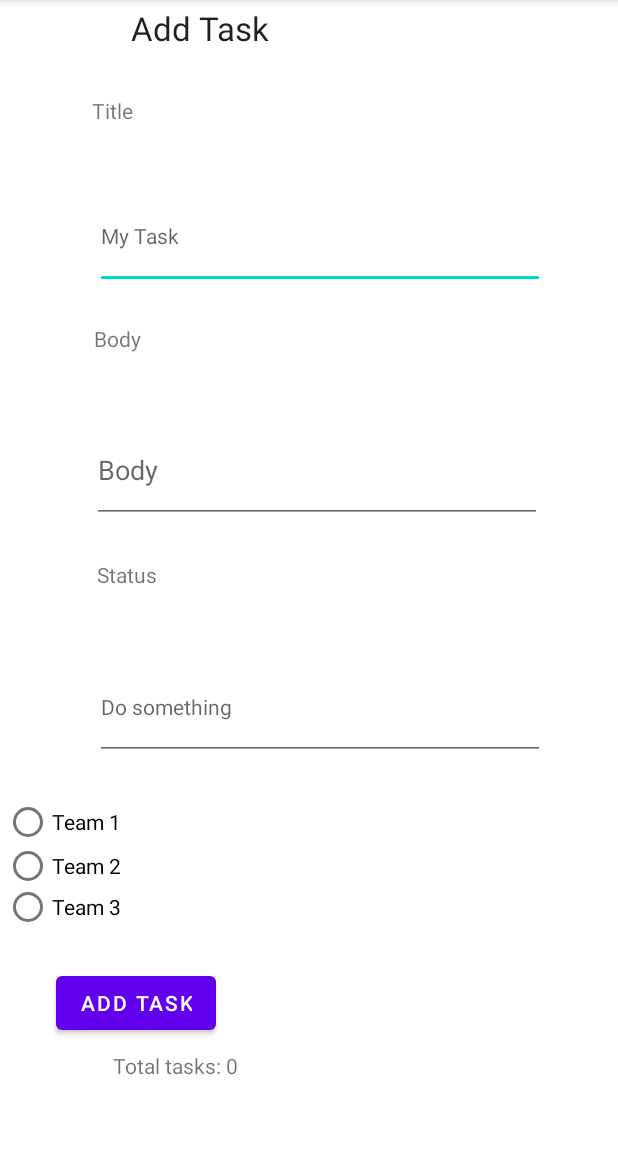
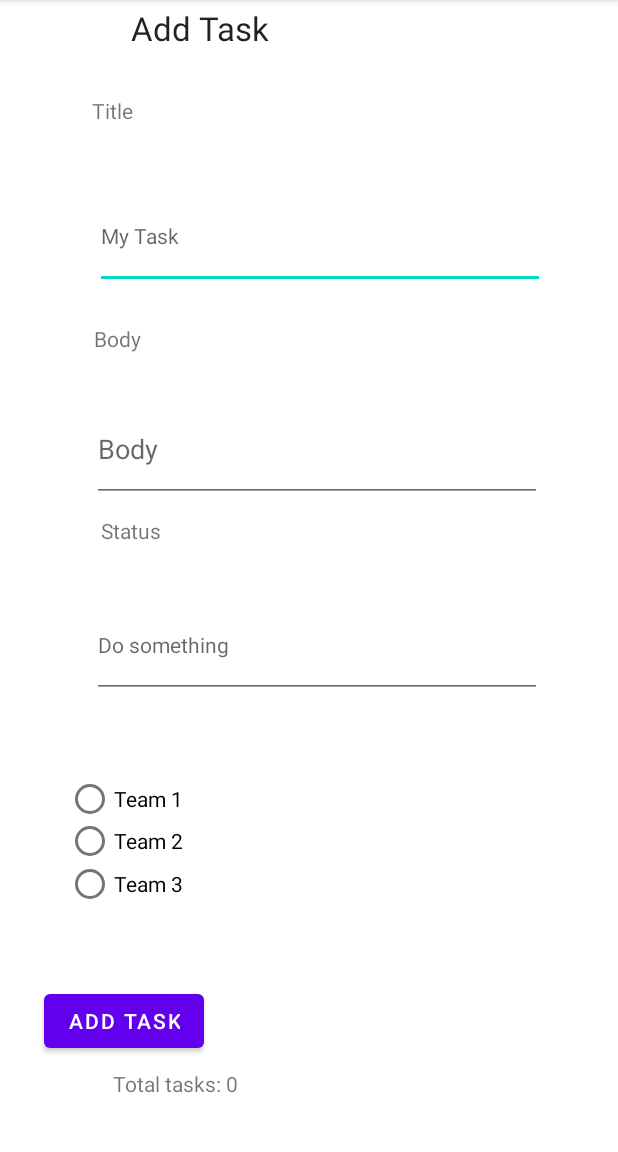
Before and after one commit to obada-naser/Taskmaster, an Android app: the AddTask screen opened directly, with no data from a screen before it, on a phone screen of 412 x 824 dp, the part 84-1236 px from its top. Run offline under Robolectric (Android 15) with nearby library versions, the light colour scheme and no system bars; our stand-ins replace Room's generated code; libraries missing offline, so code that uses them is left out: com.amplifyframework.api, com.amplifyframework.core; 1 statement that could not run was skipped.

```diff
--- a/app/build.gradle
+++ b/app/build.gradle
@@ -45,6 +45,7 @@ dependencies {
 
     implementation 'com.amplifyframework:aws-api:1.29.1'
     implementation 'com.amplifyframework:aws-datastore:1.29.1'
+    implementation 'com.amplifyframework:aws-storage-s3:1.30.0'
     implementation 'com.amplifyframework:aws-auth-cognito:1.30.0'
 
 }
--- a/app/src/main/res/layout/add_task.xml
+++ b/app/src/main/res/layout/add_task.xml
@@ -9,10 +9,10 @@
         android:id="@+id/textView5"
         android:layout_width="126dp"
         android:layout_height="43dp"
-        android:layout_marginTop="321dp"
+        android:layout_marginTop="292dp"
         android:text=" Status"
         app:layout_constraintEnd_toEndOf="parent"
-        app:layout_constraintHorizontal_bias="0.214"
+        app:layout_constraintHorizontal_bias="0.224"
         app:layout_constraintStart_toStartOf="parent"
         app:layout_constraintTop_toBottomOf="@+id/textView3" />
 
@@ -58,13 +58,13 @@
         android:id="@+id/statusName"
         android:layout_width="300dp"
         android:layout_height="70dp"
-        android:layout_marginTop="20dp"
+        android:layout_marginTop="8dp"
         android:ems="10"
         android:hint="Do something"
         android:inputType="textLongMessage"
         android:textAppearance="@style/TextAppearance.AppCompat.Body1"
         app:layout_constraintEnd_toEndOf="parent"
-        app:layout_constraintHorizontal_bias="0.567"
+        app:layout_constraintHorizontal_bias="0.549"
         app:layout_constraintStart_toStartOf="parent"
         app:layout_constraintTop_toBottomOf="@+id/textView5" />
 
@@ -76,14 +76,14 @@
         android:text="ADD Task"
         app:layout_constraintBottom_toTopOf="@+id/submitted"
         app:layout_constraintEnd_toEndOf="parent"
-        app:layout_constraintHorizontal_bias="0.122"
+        app:layout_constraintHorizontal_bias="0.095"
         app:layout_constraintStart_toStartOf="parent" />
 
     <TextView
         android:id="@+id/submitted"
         android:layout_width="115dp"
         android:layout_height="39dp"
-        android:layout_marginBottom="28dp"
+        android:layout_marginBottom="16dp"
         android:text="Total tasks: 0"
         app:layout_constraintBottom_toBottomOf="parent"
         app:layout_constraintEnd_toEndOf="parent"
@@ -117,7 +117,7 @@
 
     <RadioGroup
         android:id="@+id/Teams1"
-        android:layout_width="408dp"
+        android:layout_width="345dp"
         android:layout_height="83dp"
         app:layout_constraintBottom_toTopOf="@+id/addTask"
         app:layout_constraintEnd_toEndOf="parent"
@@ -128,7 +128,7 @@
         <RadioButton
             android:id="@+id/teamOne"
             android:layout_width="match_parent"
-            android:layout_height="28dp"
+            android:layout_height="26dp"
             android:text="Team 1" />
 
         <RadioButton
```
Also changed, not shown: app/src/main/java/com/example/taskmaster/Activities/AddTask.java (+60 -41 lines), app/src/main/java/com/example/taskmaster/Activities/MainActivity.java (+44 -6 lines), app/src/main/java/com/example/taskmaster/Activities/Settings.java (+107 -49 lines), 5 other files.
